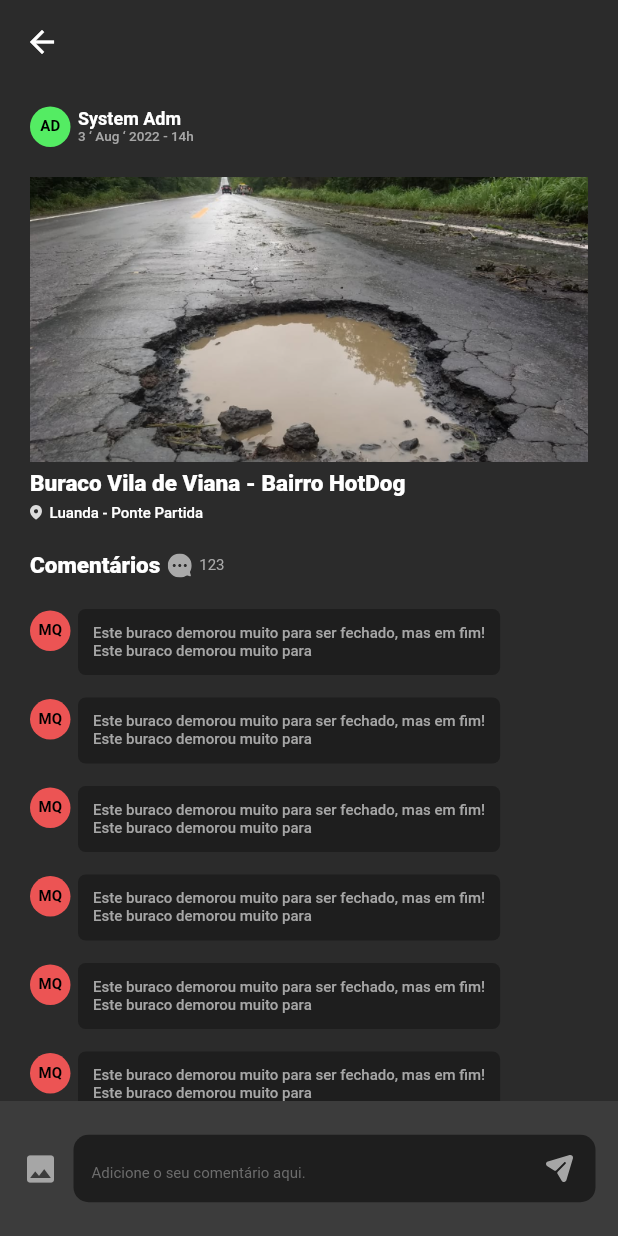
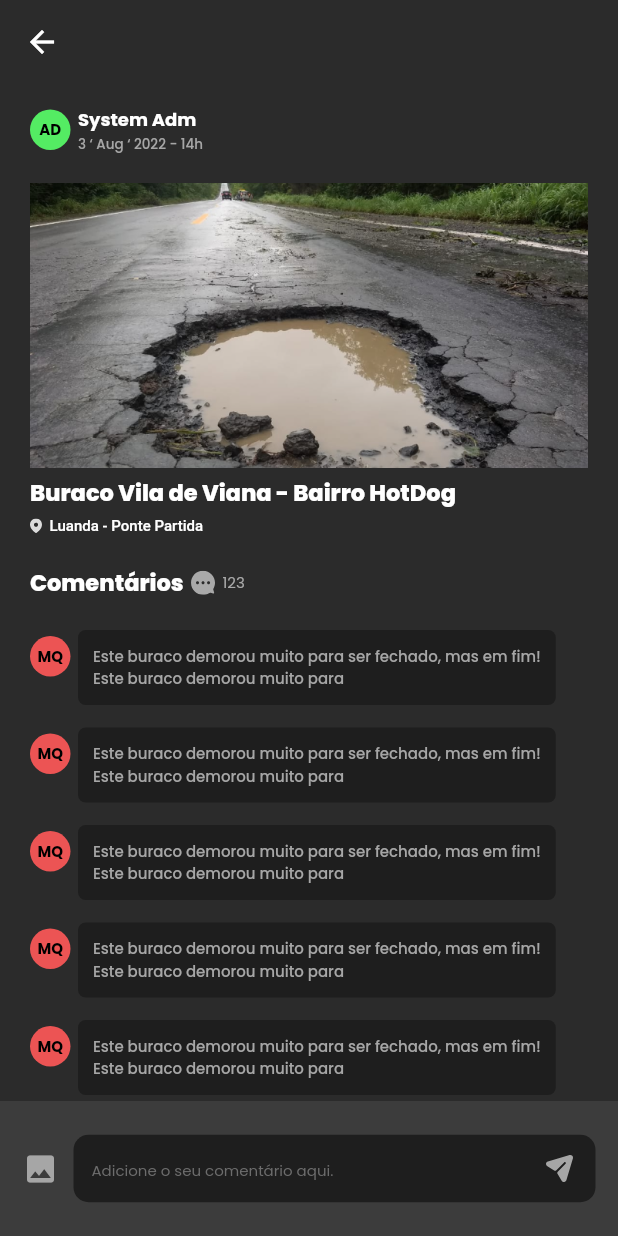
Before and after one commit to IdeiasAbertas/mapadeburacos-app, a Flutter app: the screen it shows after launch, item 2 of the bottom bar chosen, after a tap on "Buraco Vila de Viana", on a phone screen of 412 x 824 dp. Run offline on Flutter 3.47's test engine with Material 2 defaults, Android fonts, the light colour scheme and no system bars; our stand-ins replace dotted_border, flutter_svg, google_fonts.

Commit message:
adds google fonts

```diff
--- a/lib/features/home/home_page.dart
+++ b/lib/features/home/home_page.dart
@@ -1,4 +1,5 @@
 import 'package:flutter/material.dart';
+import 'package:google_fonts/google_fonts.dart';
 import 'package:mapa_de_buracos_app_flutter/app/resources/theme.dart';
 import 'package:mapa_de_buracos_app_flutter/data/models/status_buraco_model.dart';
 import 'package:mapa_de_buracos_app_flutter/features/add_buraco_form/add_buraco_form.dart';
@@ -39,7 +40,7 @@ class HomePage extends StatelessWidget {
                         child: const Text(
                           'LOGO\nHERE',
                           style: TextStyle(
-                              fontWeight: FontWeight.bold, height: 0.9, fontSize: 15, color: Colors.white),
+                              fontWeight: FontWeight.bold, height: 0.9, fontSize: 14, color: Colors.white),
                         ),
                       ),
                       actions: [
@@ -96,14 +97,17 @@ class HomePage extends StatelessWidget {
                         mainAxisAlignment: MainAxisAlignment.spaceBetween,
                         children: [
                           RichText(
-                            text: const TextSpan(children: [
+                            text: TextSpan(children: [
                               TextSpan(
                                 text: 'Relatório ',
-                                style: TextStyle(fontSize: 20, fontWeight: FontWeight.w500),
+                                style: GoogleFonts.poppins(
+                                    textStyle: const TextStyle(fontSize: 20, fontWeight: FontWeight.w500)),
                               ),
                               TextSpan(
                                 text: ' Nesta localidade',
-                                style: TextStyle(fontSize: 10, fontWeight: FontWeight.w500),
+                                style: GoogleFonts.poppins(
+                                  textStyle: const TextStyle(fontSize: 10, fontWeight: FontWeight.w500),
+                                ),
                               ),
                             ]),
                           ),
--- a/lib/features/view_buraco_info/view_buraco_info_page.dart
+++ b/lib/features/view_buraco_info/view_buraco_info_page.dart
@@ -1,5 +1,6 @@
 import 'package:flutter/material.dart';
 import 'package:flutter_svg/svg.dart';
+import 'package:google_fonts/google_fonts.dart';
 import 'package:mapa_de_buracos_app_flutter/app/resources/theme.dart';
 
 class ViewBuracoInfoPage extends StatelessWidget {
@@ -175,10 +176,11 @@ class ViewBuracoInfoPage extends StatelessWidget {
                             decoration: InputDecoration(
                               filled: true,
                               hintText: 'Adicione o seu comentário aqui.',
-                              hintStyle: const TextStyle(
+                              hintStyle: GoogleFonts.poppins(
+                                  textStyle: const TextStyle(
                                 fontSize: 10,
                                 color: AppTheme.krukutecaGray002,
-                              ),
+                              )),
                               suffixIconConstraints: const BoxConstraints(minHeight: 19, minWidth: 22),
                               suffixIcon: Container(
                                 margin: const EdgeInsets.only(right: 15),
--- a/lib/features/view_buracos/view_buracos_page.dart
+++ b/lib/features/view_buracos/view_buracos_page.dart
@@ -1,5 +1,6 @@
 import 'package:flutter/material.dart';
 import 'package:flutter_svg/svg.dart';
+import 'package:google_fonts/google_fonts.dart';
 import 'package:mapa_de_buracos_app_flutter/app/resources/theme.dart';
 import 'package:mapa_de_buracos_app_flutter/data/models/status_buraco_model.dart';
 import 'package:mapa_de_buracos_app_flutter/features/view_buraco_info/view_buraco_info_page.dart';
@@ -45,7 +46,7 @@ class ViewBuracosPage extends StatelessWidget {
                   crossAxisSpacing: 10,
                   mainAxisSpacing: 10,
                   crossAxisCount: 2,
-                  childAspectRatio: 0.8,
+                  childAspectRatio: 0.79,
                   children: const <Widget>[
                     BuracoimageDatasGridWidget(
                       index: 1,
@@ -87,10 +88,11 @@ class ViewBuracosPage extends StatelessWidget {
                   mainAxisAlignment: MainAxisAlignment.spaceBetween,
                   children: [
                     RichText(
-                      text: const TextSpan(children: [
+                      text: TextSpan(children: [
                         TextSpan(
                           text: 'Relatório ',
-                          style: TextStyle(fontSize: 20, fontWeight: FontWeight.w500),
+                          style: GoogleFonts.poppins(
+                              textStyle: const TextStyle(fontSize: 20, fontWeight: FontWeight.w500)),
                         ),
                       ]),
                     ),
--- a/lib/features/widgets/custom_text_field.dart
+++ b/lib/features/widgets/custom_text_field.dart
@@ -1,5 +1,6 @@
 import 'package:flutter/material.dart';
 import 'package:flutter_svg/svg.dart';
+import 'package:google_fonts/google_fonts.dart';
 import 'package:mapa_de_buracos_app_flutter/app/resources/theme.dart';
 import 'package:mapa_de_buracos_app_flutter/features/view_buracos/view_buracos_page.dart';
 
@@ -14,10 +15,11 @@ class CustomTextField extends StatelessWidget {
       decoration: InputDecoration(
         filled: true,
         hintText: 'Procure lugares para descobrir buracos',
-        hintStyle: const TextStyle(
+        hintStyle: GoogleFonts.poppins(
+            textStyle: const TextStyle(
           fontSize: 10,
           color: AppTheme.krukutecaGray002,
-        ),
+        )),
         suffixIconConstraints: const BoxConstraints(minHeight: 19, minWidth: 22),
         suffixIcon: GestureDetector(
           onTap: () {
--- a/lib/main.dart
+++ b/lib/main.dart
@@ -1,4 +1,5 @@
 import 'package:flutter/material.dart';
+import 'package:google_fonts/google_fonts.dart';
 import 'package:mapa_de_buracos_app_flutter/features/home/home_page.dart';
 
 void main() {
@@ -13,7 +14,18 @@ class MyApp extends StatelessWidget {
     return MaterialApp(
       title: 'Krukuteca',
       debugShowCheckedModeBanner: false,
-      theme: ThemeData(primarySwatch: Colors.blue, brightness: Brightness.dark),
+      theme: ThemeData(
+        primarySwatch: Colors.blue,
+        brightness: Brightness.dark,
+        textTheme: TextTheme(
+          headline1: GoogleFonts.poppins(),
+          headline6: GoogleFonts.poppins(),
+          bodyText2: GoogleFonts.poppins(),
+        ),
+        inputDecorationTheme: InputDecorationTheme(
+          hintStyle: GoogleFonts.poppins(),
+        ),
+      ),
       home: const HomePage(),
     );
   }
--- a/pubspec.yaml
+++ b/pubspec.yaml
@@ -38,6 +38,7 @@ dependencies:
   cupertino_icons: ^1.0.2
   flutter_svg: ^1.1.6
   dotted_border: ^2.0.0+3
+  google_fonts: ^3.0.1
   #google_fonts: ^3.0.1
 
 dev_dependencies:
```
Also changed, not shown: pubspec.lock, 1 other file.
